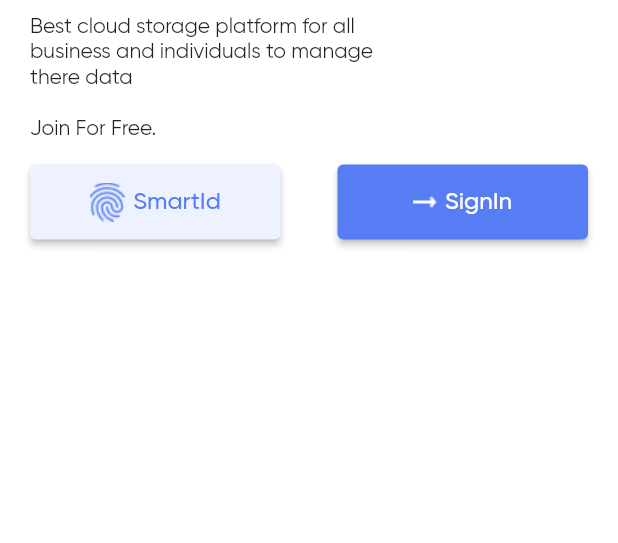
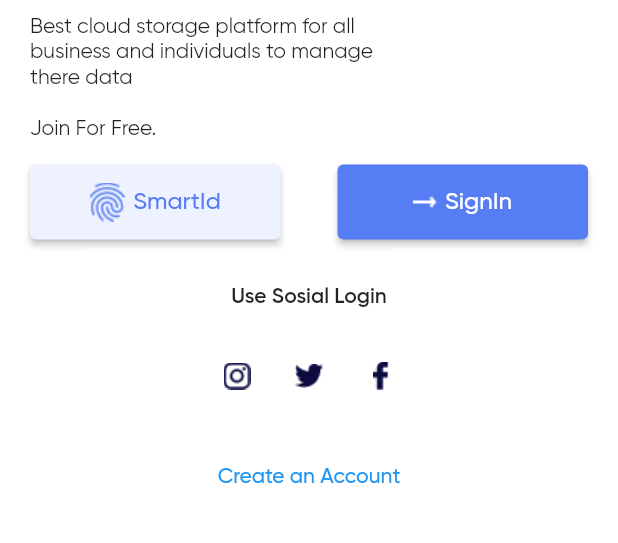
Before and after one commit to Azzamubaidillah/Flutter-UI, a Flutter app: the screen it shows after launch, on a phone screen of 412 x 824 dp, the part 587-1130 px from its top. Run offline on Flutter 3.47's test engine with Material 2 defaults, Android fonts, the phone set to English and light mode, and no system bars; our stand-ins replace get.

Commit message:
social login

```diff
--- a/lib/app/modules/login/views/login_view.dart
+++ b/lib/app/modules/login/views/login_view.dart
@@ -77,6 +77,42 @@ class LoginView extends GetView<LoginController> {
                       opacity: 1,
                     ),
                   ],
+                ),
+                Padding(
+                  padding: const EdgeInsets.symmetric(vertical: 30),
+                  child: Column(
+                    mainAxisAlignment: MainAxisAlignment.spaceBetween,
+                    children: [
+                      Text(
+                        "Use Sosial Login",
+                        style: TextStyle(fontWeight: FontWeight.w600),
+                      ),
+                      Padding(
+                        padding: const EdgeInsets.symmetric(vertical: 20),
+                        child: Row(
+                          mainAxisAlignment: MainAxisAlignment.center,
+                          children: [
+                            IconButton(
+                              icon: Image.asset("assets/images/Instagram.png"),
+                              onPressed: () {},
+                            ),
+                            IconButton(
+                              icon: Image.asset("assets/images/Twitter.png"),
+                              onPressed: () {},
+                            ),
+                            IconButton(
+                              icon: Image.asset("assets/images/Facebook.png"),
+                              onPressed: () {},
+                            ),
+                          ],
+                        ),
+                      ),
+                      TextButton(
+                        onPressed: () {},
+                        child: Text("Create an Account"),
+                      )
+                    ],
+                  ),
                 )
               ],
             ),
```
